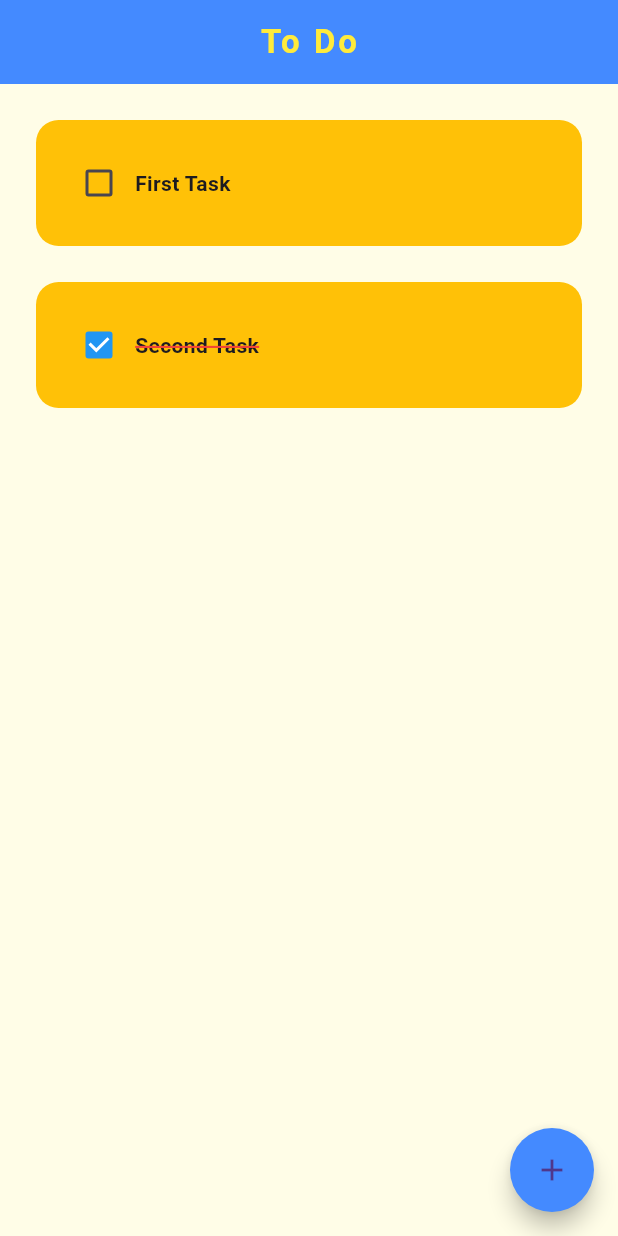
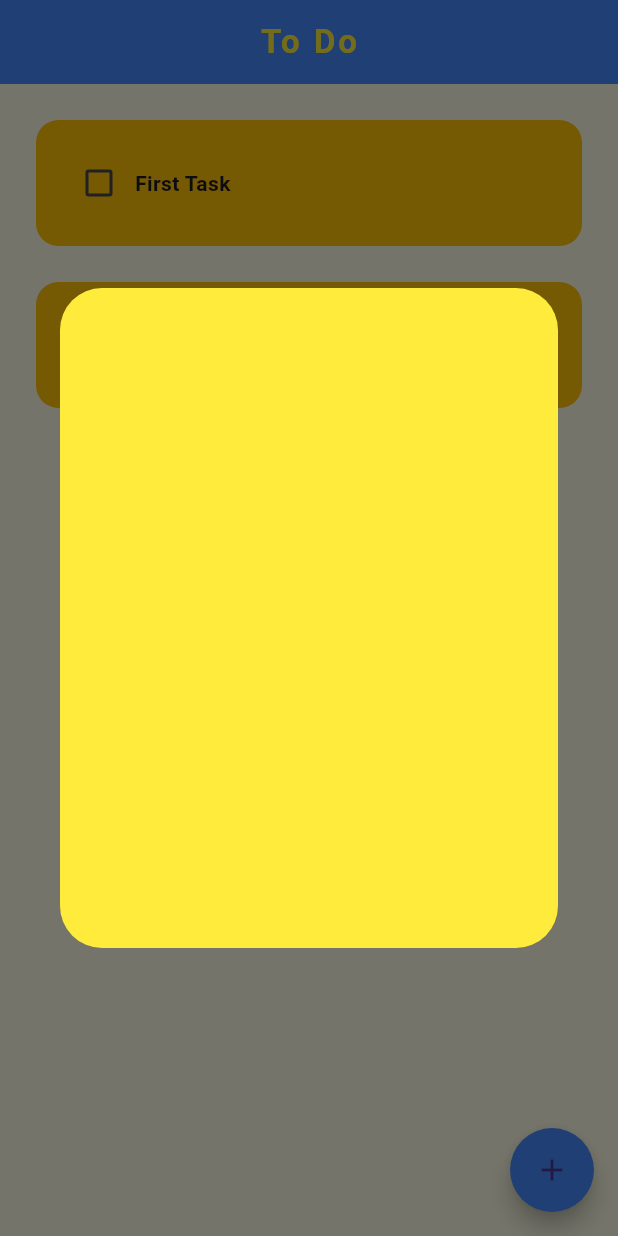
Before and after one commit to Kartikey2011yadav/ToDo-Application, a Flutter app: the screen it shows after launch, after a tap on the "add" icon, on a phone screen of 412 x 824 dp. Run offline on Flutter 3.47's test engine with Material 3 defaults, Android fonts, the phone set to English and light mode, and no system bars.

Commit message:
update widgets dialog box

```diff
--- a/lib/pages/home_page.dart
+++ b/lib/pages/home_page.dart
@@ -1,4 +1,5 @@
 import 'package:flutter/material.dart';
+import 'package:todo/util/dialog_box.dart';
 import 'package:todo/util/todo_tile.dart';
 
 class HomePage extends StatefulWidget {
@@ -9,7 +10,6 @@ class HomePage extends StatefulWidget {
 }
 
 class _HomePageState extends State<HomePage> {
-
   // list of todo tasks
 
   List taskList = [
@@ -18,12 +18,14 @@ class _HomePageState extends State<HomePage> {
   ];
 
   // Create New Task
-  void createNewTask(){
-
+  void createNewTask() {
+    showDialog(context: context, builder: (context) {
+      return DialogBox();
+    });
   }
 
   // check box taped
-  void checkBoxChanged(bool value, int index){
+  void checkBoxChanged(bool value, int index) {
     setState(() {
       taskList[index][1] = !taskList[index][1];
     });
@@ -62,7 +64,6 @@ class _HomePageState extends State<HomePage> {
             );
           },
           itemCount: taskList.length,
-      )
-    );
+        ));
   }
 }
--- /dev/null
+++ b/lib/util/dialog_box.dart
@@ -0,0 +1,16 @@
+import 'package:flutter/material.dart';
+
+class DialogBox extends StatelessWidget {
+  const DialogBox ({super.key});
+
+  @override
+  Widget build(BuildContext context) {
+    return AlertDialog(
+      backgroundColor: Colors.yellow,
+      content: Container(
+        height: 400,
+        width: 290
+      ),
+    );
+  }
+}
```
Lines whose indentation alone changed are shown as unchanged.
